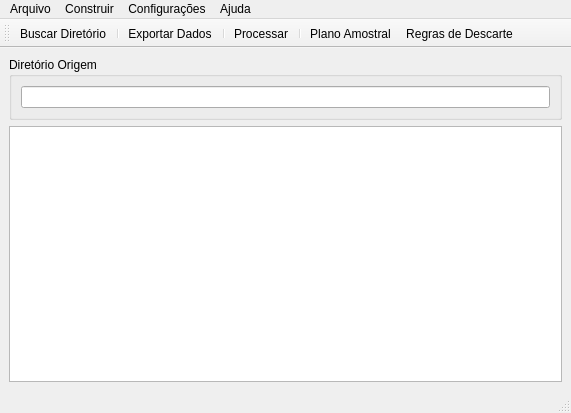
The window that mainwindow.ui (OtavioPellicano/Gerador-indicadores-smp) describes before a commit, drawn with Qt 5.
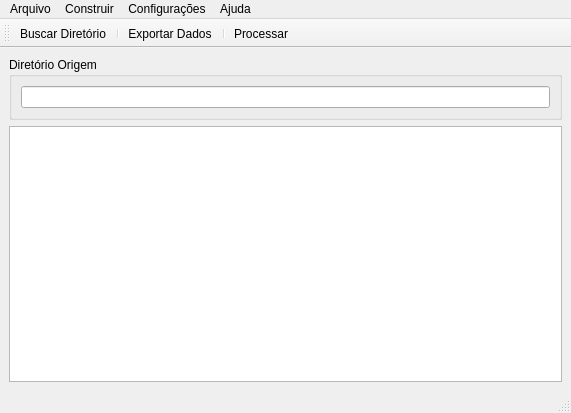
The same window after the commit. Icons and pictures are not drawn.

Commit message: Add um controle de habilitado ou desabilitado nos botões

Patch:
```diff
--- a/mainwindow.ui
+++ b/mainwindow.ui
@@ -91,9 +91,6 @@
    <addaction name="actionSalvar"/>
    <addaction name="separator"/>
    <addaction name="actionProcessar"/>
-   <addaction name="separator"/>
-   <addaction name="actionPlano_Amostral"/>
-   <addaction name="actionRegras_de_Descarte"/>
   </widget>
   <action name="actionBuscarDiretorio">
    <property name="icon">
```
Left out of the diff: 17 changed lines with no effect on the pictures. The commit also changes 2 other files.
